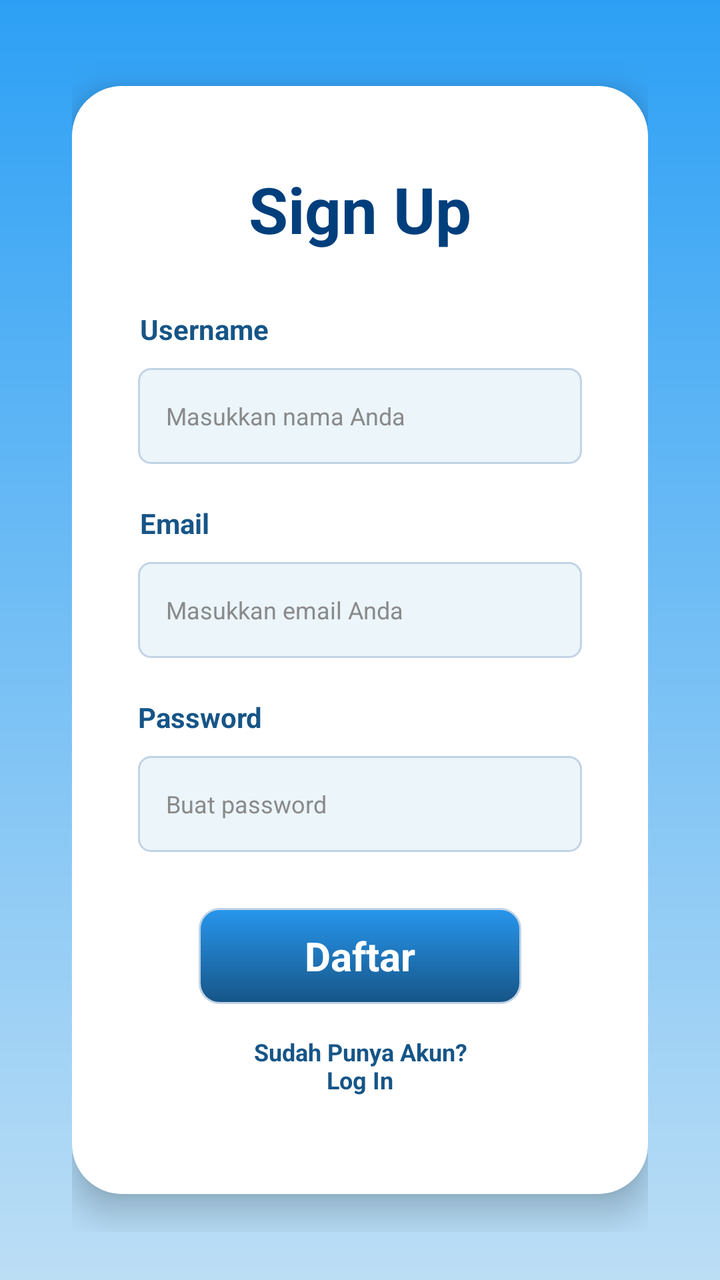
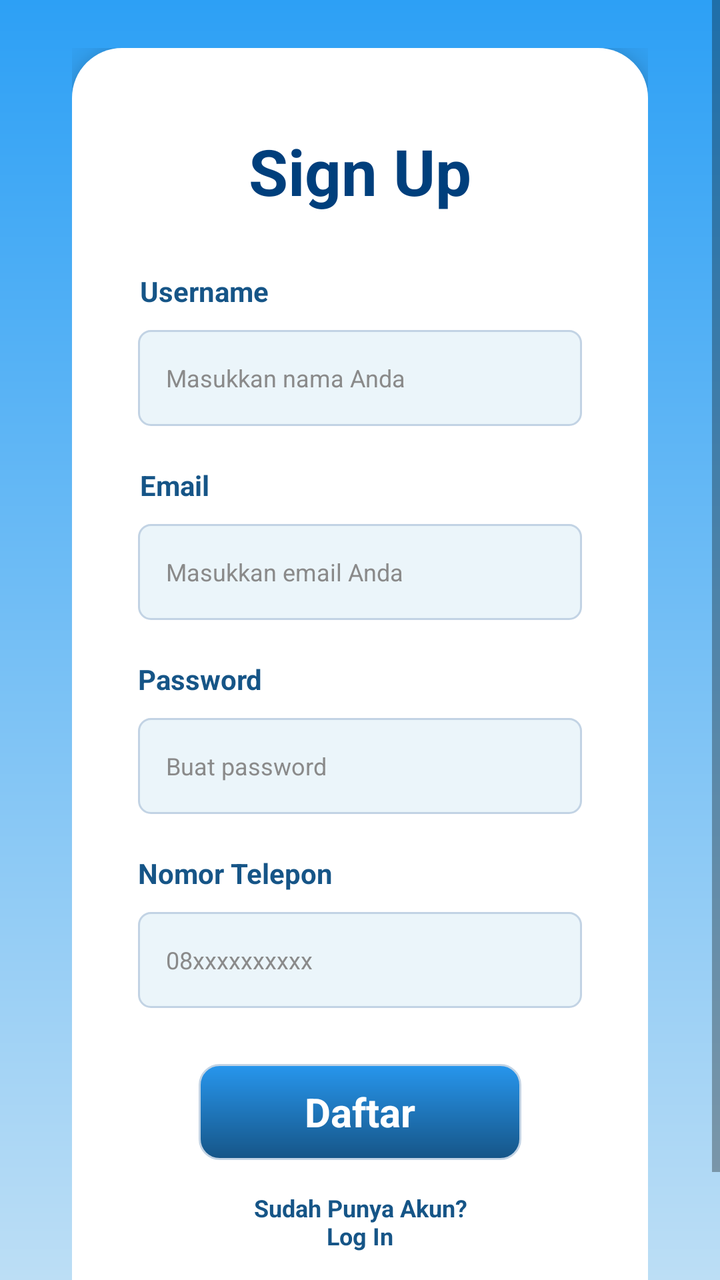

Two renders of the same Android screen: before a commit and after it. Below are the layout's source before the change and the commit's diff.
<!-- AndroidManifest.xml: application theme Theme.WisataGo -->
<!-- res/layout/activity_sign_up.xml -->
<LinearLayout xmlns:android="http://schemas.android.com/apk/res/android"
    xmlns:app="http://schemas.android.com/apk/res-auto"
    xmlns:tools="http://schemas.tools.com/tools"
    android:layout_width="match_parent"
    android:layout_height="match_parent"
    android:background="#FFFFFF"
    android:orientation="vertical">

    <ScrollView
        android:id="@+id/riid7muyj6t"
        android:layout_width="match_parent"
        android:layout_height="match_parent"
        android:background="@drawable/bg_login"
        android:fillViewport="true">

        <LinearLayout
            android:layout_width="match_parent"
            android:layout_height="wrap_content"
            android:gravity="center"
            android:orientation="vertical"
            android:paddingHorizontal="36dp"
            android:paddingVertical="24dp">

            <LinearLayout
                android:layout_width="match_parent"
                android:layout_height="wrap_content"
                android:background="@drawable/kotak"
                android:elevation="10dp"
                android:orientation="vertical"
                android:paddingVertical="40dp">

                <TextView
                    android:layout_width="wrap_content"
                    android:layout_height="wrap_content"
                    android:layout_gravity="center_horizontal"
                    android:layout_marginBottom="29dp"
                    android:text="Sign Up"
                    android:textColor="#003F7C"
                    android:textSize="32sp"
                    android:textStyle="bold" />

                <TextView
                    android:layout_width="wrap_content"
                    android:layout_height="wrap_content"
                    android:layout_marginStart="34dp"
                    android:layout_marginBottom="10dp"
                    android:text="Username"
                    android:textColor="#165587"
                    android:textSize="14sp"
                    android:textStyle="bold" />

                <EditText
                    android:id="@+id/etNamaDaftar"
                    android:layout_width="match_parent"
                    android:layout_height="48dp"
                    android:layout_marginHorizontal="33dp"
                    android:layout_marginBottom="20dp"
                    android:background="@drawable/kotakformdata"
                    android:hint="Masukkan nama Anda"
                    android:gravity="center_vertical"
                    android:paddingHorizontal="14dp"
                    android:textColor="#000000"
                    android:textColorHint="#8A8A8A"
                    android:textSize="12sp" />

                <TextView
                    android:layout_width="wrap_content"
                    android:layout_height="wrap_content"
                    android:layout_marginStart="34dp"
                    android:layout_marginBottom="10dp"
                    android:text="Email"
                    android:textColor="#165587"
                    android:textSize="14sp"
                    android:textStyle="bold" />

                <EditText
                    android:id="@+id/etEmailDaftar"
                    android:layout_width="match_parent"
                    android:layout_height="48dp"
                    android:layout_marginHorizontal="33dp"
                    android:layout_marginBottom="20dp"
                    android:background="@drawable/kotakformdata"
                    android:hint="Masukkan email Anda"
                    android:inputType="textEmailAddress"
                    android:gravity="center_vertical"
                    android:paddingHorizontal="14dp"
                    android:textColor="#000000"
                    android:textColorHint="#8A8A8A"
                    android:textSize="12sp" />

                <TextView
                    android:layout_width="wrap_content"
                    android:layout_height="wrap_content"
                    android:layout_marginStart="33dp"
                    android:layout_marginBottom="10dp"
                    android:text="Password"
                    android:textColor="#165587"
                    android:textSize="14sp"
                    android:textStyle="bold" />

                <EditText
                    android:id="@+id/etPasswordDaftar"
                    android:layout_width="match_parent"
                    android:layout_height="48dp"
                    android:layout_marginHorizontal="33dp"
                    android:layout_marginBottom="28dp"
                    android:background="@drawable/kotakformdata"
                    android:hint="Buat password"
                    android:inputType="textPassword"
                    android:gravity="center_vertical"
                    android:paddingHorizontal="14dp"
                    android:textColor="#000000"
                    android:textColorHint="#8A8A8A"
                    android:textSize="12sp" />

                <LinearLayout
                    android:layout_width="match_parent"
                    android:layout_height="wrap_content"
                    android:layout_marginBottom="7dp"
                    android:gravity="center_horizontal"
                    android:orientation="vertical">

                    <LinearLayout
                        android:id="@+id/btnTombolDaftar"
                        android:layout_width="wrap_content"
                        android:layout_height="wrap_content"
                        android:minHeight="48dp"
                        android:background="@drawable/bg_login2"
                        android:clickable="true"
                        android:focusable="true"
                        android:foreground="?attr/selectableItemBackground"
                        android:gravity="center"
                        android:orientation="horizontal"
                        android:paddingHorizontal="53dp"
                        android:paddingVertical="10dp">

                        <TextView
                            android:layout_width="wrap_content"
                            android:layout_height="wrap_content"
                            android:clickable="false"
                            android:text="Daftar"
                            android:textColor="#FFFFFF"
                            android:textSize="20sp"
                            android:textStyle="bold" />
                    </LinearLayout>
                </LinearLayout>

                <TextView
                    android:id="@+id/tvSudahPunyaAkun"
                    android:layout_width="wrap_content"
                    android:layout_height="wrap_content"
                    android:layout_gravity="center_horizontal"
                    android:minHeight="48dp"
                    android:gravity="center"
                    android:padding="8dp"
                    android:clickable="true"
                    android:focusable="true"
                    android:foreground="?attr/selectableItemBackground"
                    android:text="Sudah Punya Akun?\nLog In"
                    android:textColor="#165587"
                    android:textSize="12sp"
                    android:textStyle="bold" />

            </LinearLayout>
        </LinearLayout>
    </ScrollView>
</LinearLayout>
<!-- resources referenced by this layout -->
<resources>
  <!-- drawable bg_login (drawable) -->
  <?xml version="1.0" encoding="UTF-8"?>
  <shape
      xmlns:android="http://schemas.android.com/apk/res/android">
      <gradient
          android:startColor="#2DA0F5"
          android:endColor="#BCDEF5"
          android:angle="270"
          />
  </shape>
  <!-- drawable bg_login2 (drawable) -->
  <?xml version="1.0" encoding="UTF-8"?>
  <shape
      xmlns:android="http://schemas.android.com/apk/res/android">
      <gradient
          android:startColor="#2796ED"
          android:endColor="#165587"
          android:angle="270"
          />
      <stroke
          android:color="#C2D3E4"
          android:width="1dp"
          />
      <corners
          android:radius="10dp"
          />
  </shape>
  <!-- drawable kotak (drawable) -->
  <?xml version="1.0" encoding="UTF-8"?>
  <shape
      xmlns:android="http://schemas.android.com/apk/res/android">
      <solid
          android:color="#FFFFFF"
          />
      <corners
          android:radius="25dp"
          />
  </shape>
  <!-- drawable kotakformdata (drawable) -->
  <?xml version="1.0" encoding="UTF-8"?>
  <shape
      xmlns:android="http://schemas.android.com/apk/res/android">
      <solid
          android:color="#EBF5FA"
          />
      <stroke
          android:color="#C2D3E4"
          android:width="1dp"
          />
      <corners
          android:radius="6dp"
          />
  </shape>
  <style name="Theme.WisataGo" parent="Theme.MaterialComponents.Light.NoActionBar">
      </style>
</resources>

<!-- the commit's change to res/layout/activity_sign_up.xml (unified diff, before → after) -->
@@ -1,6 +1,6 @@
 <LinearLayout xmlns:android="http://schemas.android.com/apk/res/android"
     xmlns:app="http://schemas.android.com/apk/res-auto"
-    xmlns:tools="http://schemas.tools.com/tools"
+    xmlns:tools="http://schemas.android.com/tools"
     android:layout_width="match_parent"
     android:layout_height="match_parent"
     android:background="#FFFFFF"
@@ -103,10 +103,37 @@
                     android:layout_width="match_parent"
                     android:layout_height="48dp"
                     android:layout_marginHorizontal="33dp"
-                    android:layout_marginBottom="28dp"
+                    android:layout_marginBottom="20dp"
                     android:background="@drawable/kotakformdata"
                     android:hint="Buat password"
                     android:inputType="textPassword"
+                    android:gravity="center_vertical"
+                    android:paddingHorizontal="14dp"
+                    android:textColor="#000000"
+                    android:textColorHint="#8A8A8A"
+                    android:textSize="12sp" />
+
+                <TextView
+                    android:layout_width="wrap_content"
+                    android:layout_height="wrap_content"
+                    android:layout_marginStart="33dp"
+                    android:layout_marginBottom="10dp"
+                    android:text="Nomor Telepon"
+                    android:textColor="#165587"
+                    android:textSize="14sp"
+                    android:textStyle="bold" />
+
+                <EditText
+                    android:id="@+id/etNoTeleponDaftar"
+                    android:layout_width="match_parent"
+                    android:layout_height="48dp"
+                    android:layout_marginHorizontal="33dp"
+                    android:layout_marginBottom="28dp"
+                    android:background="@drawable/kotakformdata"
+                    android:hint="08xxxxxxxxxx"
+                    android:inputType="phone"
+                    android:maxLength="13"
+                    android:digits="0123456789"
                     android:gravity="center_vertical"
                     android:paddingHorizontal="14dp"
                     android:textColor="#000000"
